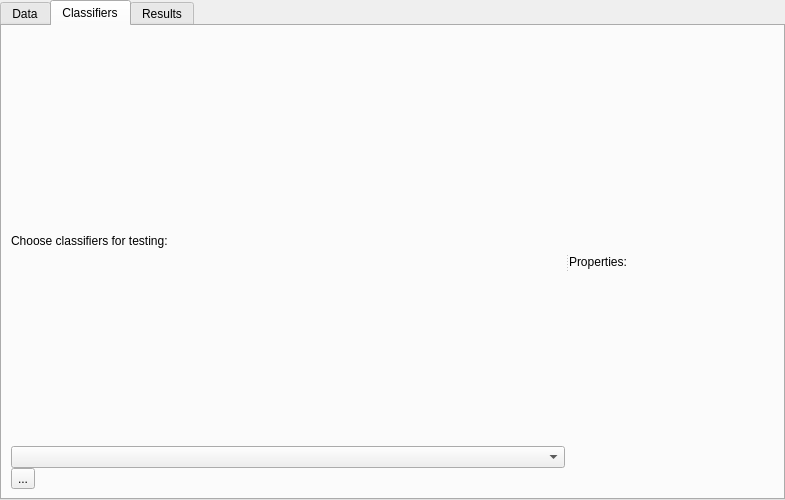
Before: the Qt Designer form classmark/ui/templates/experiment.ui in mdocekal/ClassMark, drawn with Qt 5.
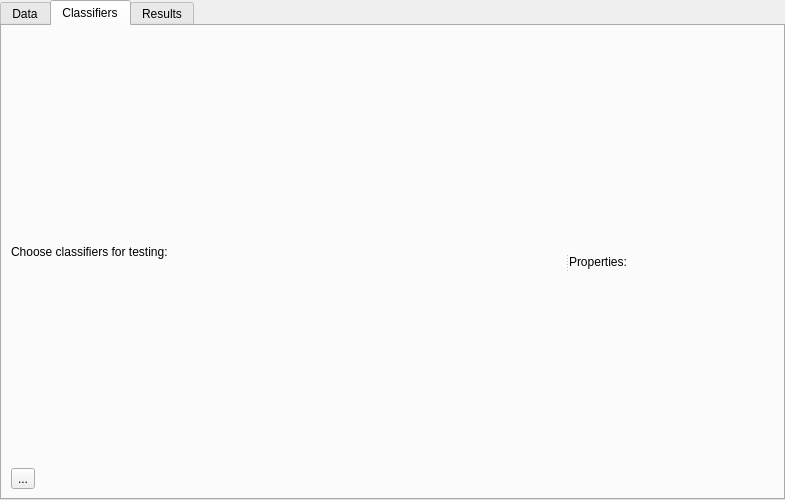
After: the same form once the commit is applied. The open tabs and pages were chosen to show the change.

Commit message: Template modified for choosing of classifiers.

What changed in the file:
```diff
--- a/classmark/ui/templates/experiment.ui
+++ b/classmark/ui/templates/experiment.ui
@@ -165,11 +165,7 @@
             </widget>
            </item>
            <item>
-            <layout class="QHBoxLayout" name="horizontalLayout_3">
-             <item>
-              <widget class="QComboBox" name="comboBox"/>
-             </item>
-            </layout>
+            <layout class="QVBoxLayout" name="testClassifiersLayout"/>
            </item>
            <item>
             <widget class="QToolButton" name="toolButton">
```
Left out of the diff: 2 changed lines with no effect on the pictures.
